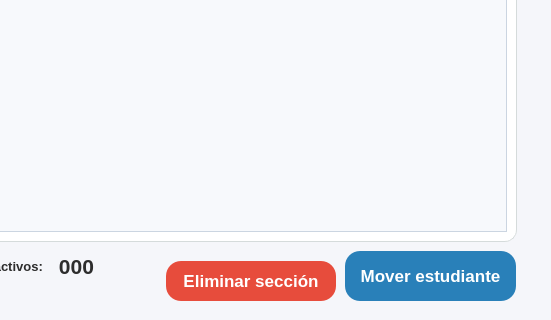
Above: resources/ui/detalles_seccion.ui from Proyecto-Uptjaa/Proyecto_SIRA before the change; both pictures show x 85 to 636 and y 330 to 650 of the 636 by 650 pixel window. Below: the same form after it.
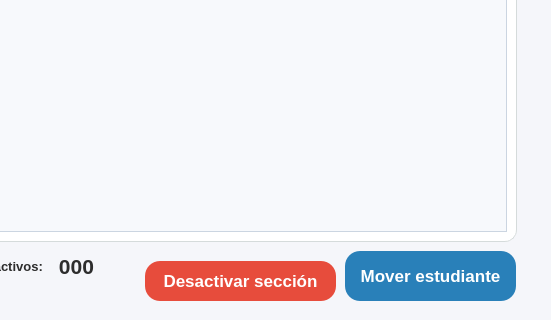
That is the form after the change. Icons and pictures are not drawn.

Commit message: Ajustes en interfaz

The edit to the form file:
```diff
--- a/resources/ui/detalles_seccion.ui
+++ b/resources/ui/detalles_seccion.ui
@@ -588,9 +588,9 @@
      <widget class="QPushButton" name="btnEliminar_seccion">
       <property name="geometry">
        <rect>
-        <x>240</x>
+        <x>219</x>
         <y>580</y>
-        <width>170</width>
+        <width>191</width>
         <height>40</height>
        </rect>
       </property>
@@ -608,7 +608,7 @@
       </property>
       <property name="maximumSize">
        <size>
-        <width>170</width>
+        <width>200</width>
         <height>40</height>
        </size>
       </property>
@@ -640,7 +640,7 @@
 }</string>
       </property>
       <property name="text">
-       <string>Eliminar sección</string>
+       <string>Desactivar sección</string>
       </property>
       <property name="icon">
        <iconset resource="../icons/resources_ui.qrc">
```
Left out of the diff: 4 changed lines with no effect on the pictures. The commit also changes 1 other file.
